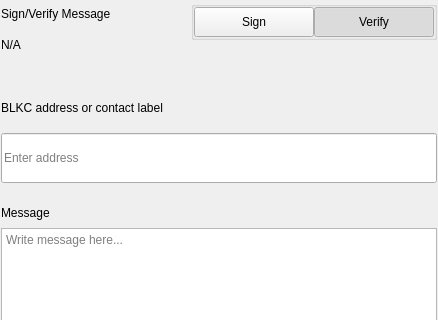
The window that src/qt/blkc/settings/forms/settingssignmessagewidgets.ui (BlackHatCoin/BlackHatWallet) describes before a commit, drawn with Qt 5; both pictures show x 0 to 438 and y 0 to 320 of the 438 by 579 pixel window.
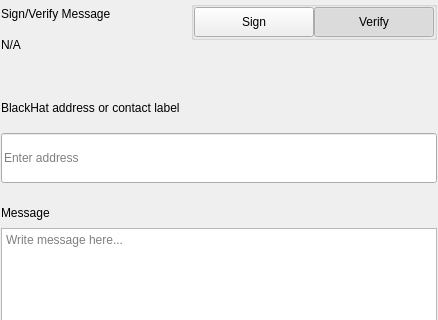
The same window after the commit.

Diff of the .ui file:
```diff
--- a/src/qt/blkc/settings/forms/settingssignmessagewidgets.ui
+++ b/src/qt/blkc/settings/forms/settingssignmessagewidgets.ui
@@ -276,7 +276,7 @@
                </size>
               </property>
               <property name="text">
-               <string>BLKC address or contact label</string>
+               <string>BlackHat address or contact label</string>
               </property>
              </widget>
             </item>
```
